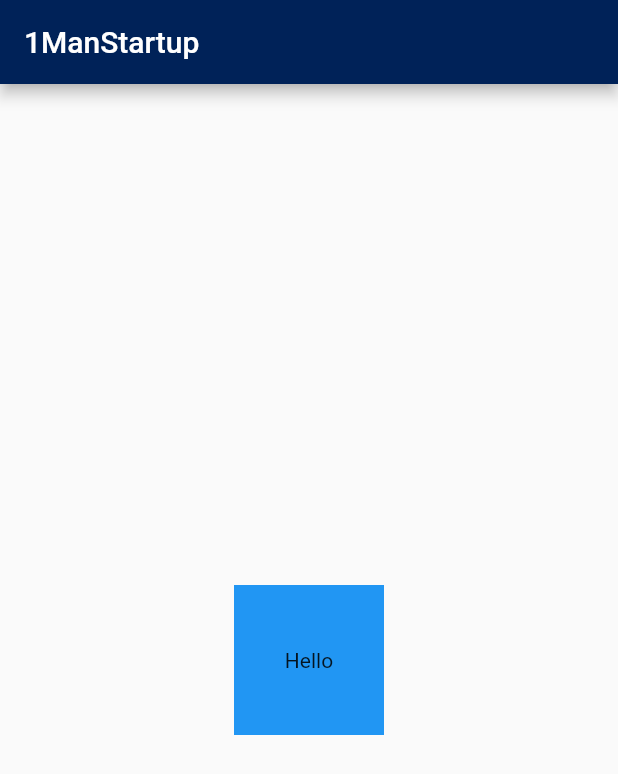
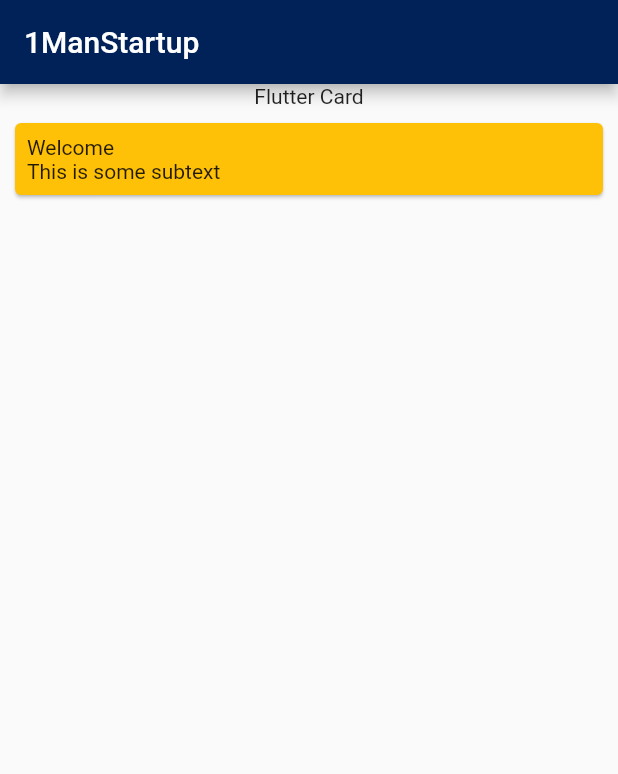
Before and after one commit to davefaliskie/flutter_basics, a Flutter app: the screen it shows after launch, on a phone screen of 412 x 824 dp. Shown: the top 774 px of the screen. Run offline on Flutter 3.47's test engine with Material 2 defaults, Android fonts, the phone set to English and light mode, and no system bars.

Commit message:
Card Example

```diff
--- a/lib/main.dart
+++ b/lib/main.dart
@@ -1,4 +1,3 @@
-import 'package:flutter/cupertino.dart';
 import 'package:flutter/material.dart';
 import 'package:flutter_basics/colors.dart';
 
@@ -33,39 +32,23 @@ class HomeScreen extends StatelessWidget {
       ),
       body: Center(
         child: Column(
-          mainAxisAlignment: MainAxisAlignment.spaceEvenly,
           children: [
-            InkWell(
-              onTap: () {
-                // debugPrint("The box was clicked");
-                showDialog(
-                  context: context,
-                  barrierDismissible: false,
-                  builder: (context) {
-                    return CupertinoAlertDialog(
-                      title: const Text("The box was clicked"),
-                      content: const Text("More context about the action"),
-                      actions: [
-                        CupertinoDialogAction(
-                          child: const Text("Okay"),
-                          onPressed: () => Navigator.of(context).pop(false),
-                        ),
-                        CupertinoDialogAction(
-                          child: const Text("Done"),
-                          onPressed: () => Navigator.of(context).pop(false),
-                        ),
-                      ],
-                    );
-                  },
-                );
-              },
-              child: Container(
-                height: 100,
-                width: 100,
-                color: Colors.blue,
-                child: const Center(child: Text("Hello")),
+            const Text("Flutter Card"),
+            Card(
+              color: Colors.amber,
+              margin: const EdgeInsets.all(10.0),
+              child: Padding(
+                padding: const EdgeInsets.all(8.0),
+                child: Column(
+                  mainAxisAlignment: MainAxisAlignment.start,
+                  crossAxisAlignment: CrossAxisAlignment.stretch,
+                  children: const [
+                    Text("Welcome"),
+                    Text("This is some subtext"),
+                  ],
+                ),
               ),
-            ),
+            )
           ],
         ),
       ),
```
